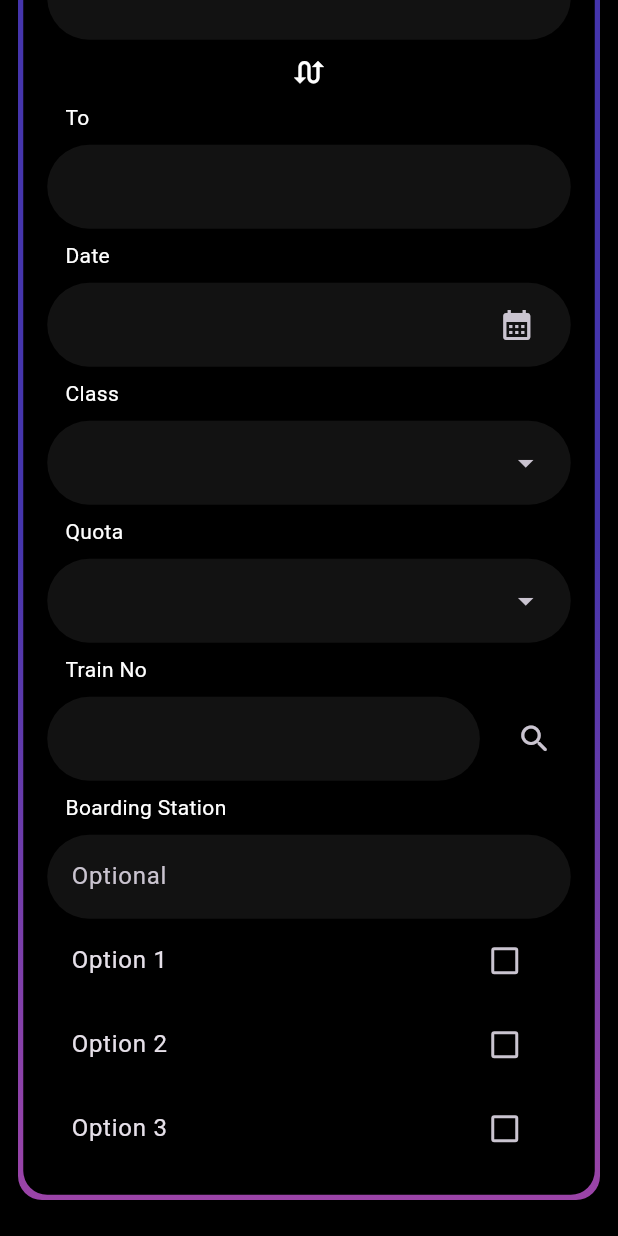
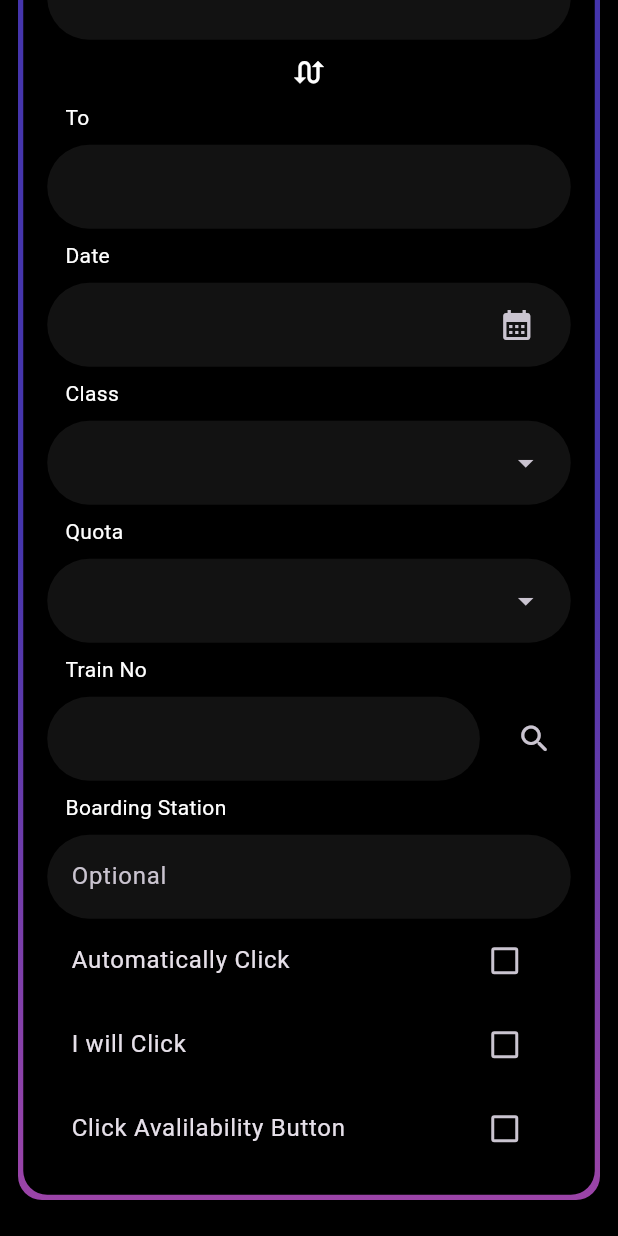
Before and after one commit to noobarafat/Rail_Ticketing, a Flutter app: the WebsiteFormPage screen opened directly, scrolled down 480 dp, on a phone screen of 412 x 824 dp. Run offline on Flutter 3.47's test engine with Material 3 defaults, Android fonts, the phone set to English and light mode, and no system bars; our stand-ins replace get.

Commit message:
check box added

```diff
--- a/lib/views/widgets/custom_checkbox.dart
+++ b/lib/views/widgets/custom_checkbox.dart
@@ -30,7 +30,7 @@ class _CustomCheckBoxState extends State<CustomCheckBox> {
     return Column(
       children: List.generate(items.length, (index) {
         return CheckboxListTile(
-          title: Text('Option ${index + 1}'),
+          title: Text(items[index]),
           value: _selectedIndex == index,
           onChanged: (value) => _onCheckboxChanged(index, value),
         );
```
